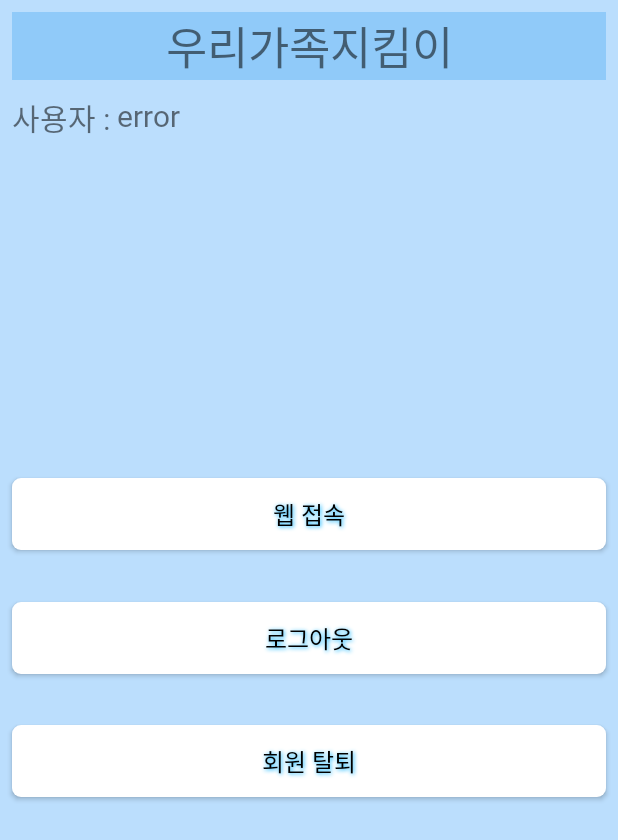
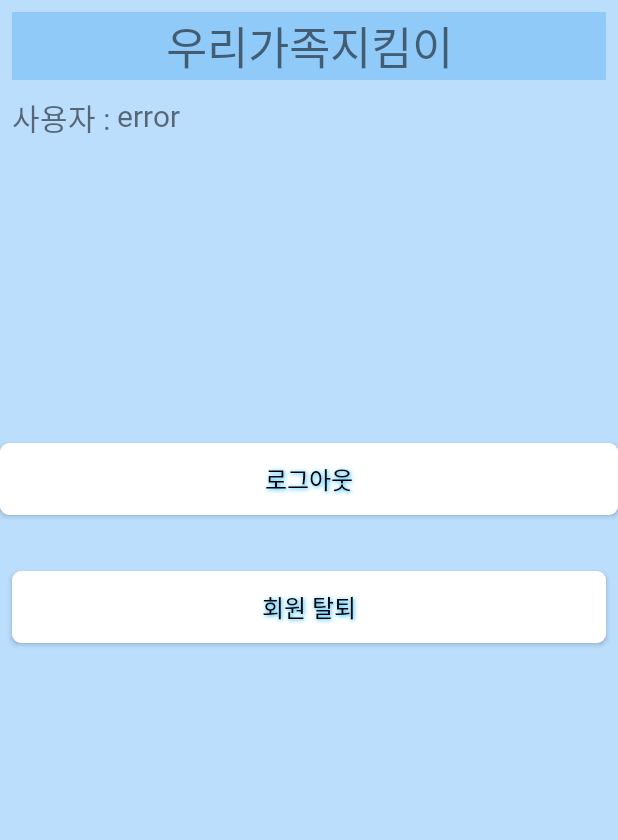
Before and after one commit to Danny-Kwon/Gavengers, an Android app: the MyPageActivity screen opened directly, with no data from a screen before it, on a phone screen of 412 x 824 dp. Shown: the top 840 px of the screen. Run offline under Robolectric (Android 15) with nearby library versions, the phone set to English and light mode, and no system bars; libraries missing offline, so code that uses them is left out: com.kakao.sdk; 1 statement that could not run was skipped.

Commit message:
Gavengers V.1.2  - 웹 접속 기능 제거

```diff
--- a/app/src/main/res/layout/activity_my_page.xml
+++ b/app/src/main/res/layout/activity_my_page.xml
@@ -44,31 +44,11 @@
         android:textSize="20sp"
         app:layout_constraintStart_toEndOf="@+id/user"
         app:layout_constraintTop_toBottomOf="@id/LL"/>
-    <Button
-        android:id="@+id/enterWeb"
-        android:layout_width="match_parent"
-        android:layout_height="wrap_content"
-        android:layout_marginStart="8dp"
-        android:layout_marginEnd="8dp"
-        android:layout_marginBottom="15dp"
-        android:background="@drawable/ripple_custom"
-        android:fontFamily="@font/nixgon_m"
-        android:shadowColor="#00B0FF"
-        android:shadowDx="1"
-        android:shadowDy="1"
-        android:shadowRadius="3"
-        android:text="웹 접속"
-        android:textColor="#000000"
-        android:textSize="16sp"
-        app:layout_constraintBottom_toTopOf="@id/kakao_logout_button"
-        app:layout_constraintTop_toTopOf="@id/guideline2" />
 
     <Button
         android:id="@+id/kakao_logout_button"
         android:layout_width="match_parent"
         android:layout_height="wrap_content"
-        android:layout_marginStart="8dp"
-        android:layout_marginEnd="8dp"
         android:layout_marginBottom="15dp"
         android:background="@drawable/ripple_custom"
         android:fontFamily="@font/nixgon_m"
@@ -79,8 +59,9 @@
         android:text="로그아웃"
         android:textColor="#000000"
         android:textSize="16sp"
+        app:layout_constraintTop_toBottomOf="@id/guideline2"
         app:layout_constraintBottom_toTopOf="@id/kakao_unlink_button"
-        app:layout_constraintTop_toBottomOf="@id/enterWeb" />
+        tools:layout_editor_absoluteX="8dp" />
 
     <Button
         android:id="@+id/kakao_unlink_button"
@@ -105,12 +86,12 @@
         android:layout_width="wrap_content"
         android:layout_height="wrap_content"
         android:orientation="horizontal"
-        app:layout_constraintGuide_begin="300dp" />
+        app:layout_constraintGuide_end="550dp" />
 
     <androidx.constraintlayout.widget.Guideline
         android:id="@+id/guideline4"
         android:layout_width="wrap_content"
         android:layout_height="wrap_content"
         android:orientation="horizontal"
-        app:layout_constraintGuide_begin="550dp" />
+        app:layout_constraintGuide_begin="450dp" />
 </androidx.constraintlayout.widget.ConstraintLayout>
--- a/app/src/main/res/layout/activity_second.xml
+++ b/app/src/main/res/layout/activity_second.xml
@@ -116,6 +116,8 @@
         android:layout_width="wrap_content"
         android:layout_height="wrap_content"
         android:layout_marginTop="20dp"
+        android:layout_marginStart="8dp"
+        android:layout_marginEnd="8dp"
         android:text="일회성 알람으로, 알람이 한 번 울린 뒤 시간을 재설정해야 합니다."
         android:textColor="#000000"
         android:textSize="14sp"
```
